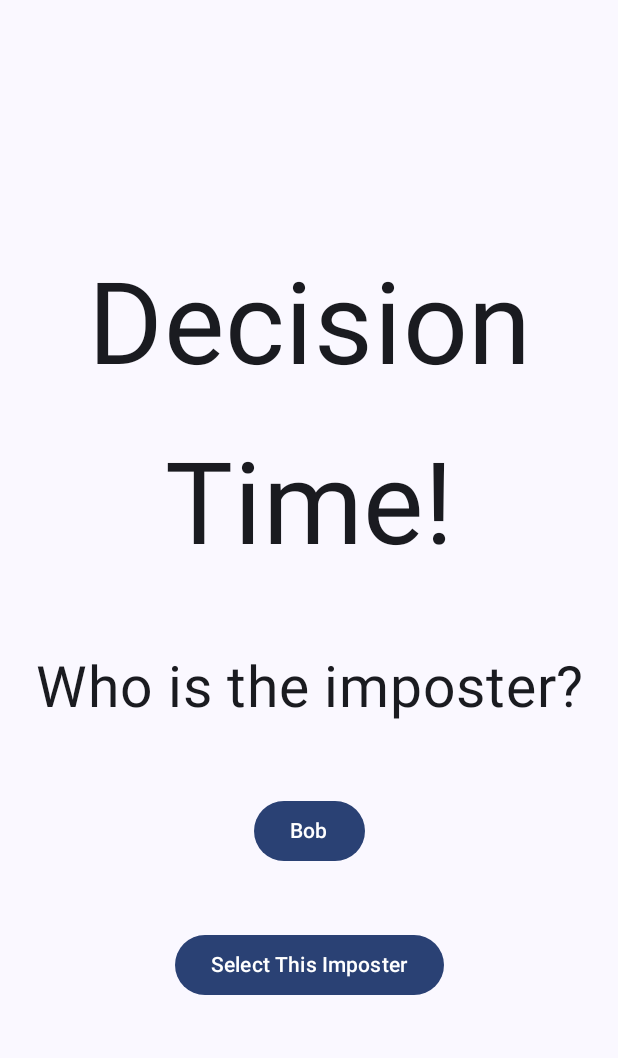
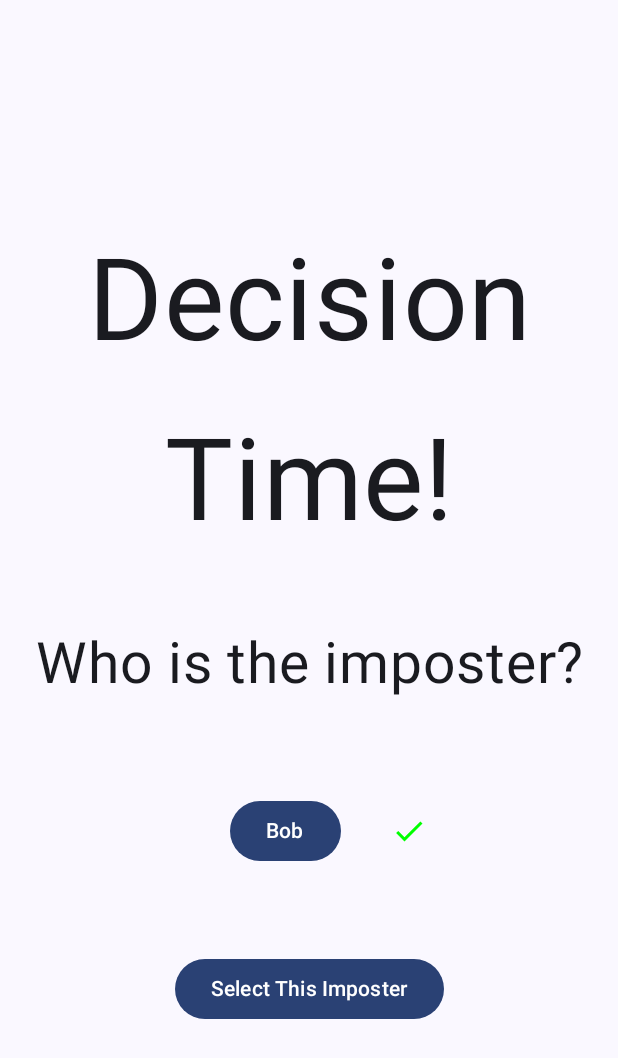
Before and after one commit to laibaali500/aimogus, an Android app built with Jetpack Compose: the DecisionScreen screen opened through its navigation route, after a tap on "Bob", on a phone screen of 412 x 824 dp. Shown: the top 1058 px of the screen. Run offline under Robolectric (Android 15) with nearby library versions, the phone set to English and light mode, and no system bars.

Commit message:
when a player is selected a checkmark is displayed next to their name

```diff
--- a/app/src/main/java/com/example/aimogus/MainActivity.kt
+++ b/app/src/main/java/com/example/aimogus/MainActivity.kt
@@ -3,8 +3,11 @@ package com.example.aimogus
 import android.os.Bundle
 import androidx.activity.ComponentActivity
 import androidx.activity.compose.setContent
+import androidx.compose.foundation.background
+import androidx.compose.foundation.clickable
 import androidx.compose.foundation.layout.Arrangement
 import androidx.compose.foundation.layout.Column
+import androidx.compose.foundation.layout.Row
 import androidx.compose.foundation.layout.fillMaxSize
 import androidx.compose.material3.MaterialTheme
 import androidx.compose.material3.Surface
@@ -16,7 +19,12 @@ import androidx.compose.ui.tooling.preview.Preview
 import androidx.compose.ui.unit.sp
 import com.example.aimogus.ui.theme.AImogusTheme
 import androidx.compose.foundation.layout.padding
+import androidx.compose.foundation.layout.size
+import androidx.compose.material.icons.Icons
+import androidx.compose.material.icons.filled.Check
 import androidx.compose.material3.Button
+import androidx.compose.material3.ButtonDefaults
+import androidx.compose.material3.Icon
 import androidx.compose.material3.OutlinedTextField
 import androidx.compose.runtime.getValue
 import androidx.compose.runtime.mutableStateOf
@@ -234,7 +242,7 @@ fun ResponsesScreen(navController:NavHostController, responseCount : Int, modifi
 
 @Composable
 fun DecisionScreen(onNextScreen: () -> Unit, modifier: Modifier = Modifier) {
-    var buttonColour by remember{mutableStateOf(Color.Blue)}
+    var selected by remember{mutableStateOf(false)}
     Column (
         verticalArrangement = Arrangement.Center,
         horizontalAlignment = Alignment.CenterHorizontally,
@@ -256,13 +264,32 @@ fun DecisionScreen(onNextScreen: () -> Unit, modifier: Modifier = Modifier) {
             modifier = Modifier
                 .padding(16.dp)
         )
-        Button(
-            onClick = {buttonColour = Color.Gray},
-            modifier = Modifier
-                .padding(25.dp)
+        Row(
+            verticalAlignment = Alignment.CenterVertically,
+            horizontalArrangement = Arrangement.spacedBy(8.dp),
+            modifier = Modifier.padding(16.dp)
         ){
-            Text("Bob")
+            Button(
+                onClick = {selected = !selected},
+                modifier = Modifier
+                    .padding(25.dp)
+//                .background(if (selected) Color.Gray else Color.Transparent)
+            ){
+                Text("Bob")
+            }
+
+            if (selected) {
+                Icon(
+                    imageVector = Icons.Default.Check,
+                    contentDescription = null,
+                    tint = Color.Green,
+                    modifier = Modifier.size(24.dp)
+                )
+            }
+
         }
+
+
         Button(
             onClick = onNextScreen,
             modifier = Modifier
```
